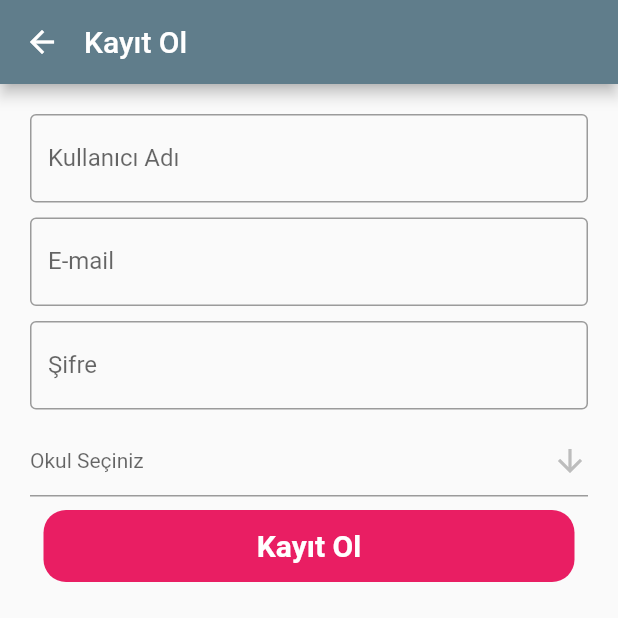
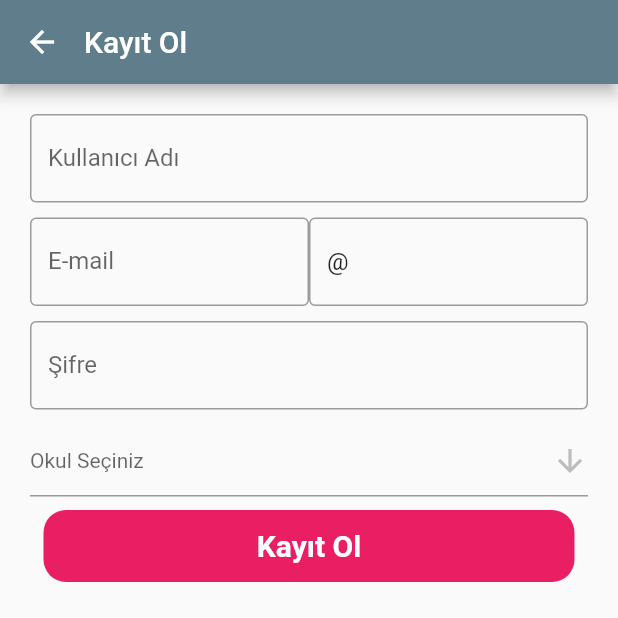
Before and after one commit to burhanelgun/kampusell-mobile, a Flutter app: the SignUpScreen screen opened by its route, after a tap on "Kayıt Ol", on a phone screen of 412 x 824 dp, the top half of it. Run offline on Flutter 3.47's test engine with Material 2 defaults, Android fonts, the phone set to English and light mode, and no system bars; our stand-ins replace firebase_database, firebase_storage, flutter_secure_storage, image_picker; accounts and stored records are empty; network calls fail.

Commit message:
Change my messeages page color and add automatically university email

```diff
--- a/lib/states/_SignInState.dart
+++ b/lib/states/_SignInState.dart
@@ -58,6 +58,7 @@ class SignInState extends State<SignInScreen> {
                             ),
                             SizedBox(height: 10),
                             TextFormField(
+                              obscureText: true,
                               validator: (value) {
                                 if (value.isEmpty) {
                                   return 'Lütfen bir değer giriniz';
--- a/lib/states/_SignUpState.dart
+++ b/lib/states/_SignUpState.dart
@@ -16,7 +16,8 @@ class SignUpState extends State<SignUpScreen> {
   final _formKey = GlobalKey<FormState>();
   final List<Category> categories = Category.fetchAll();
   final usernameController = TextEditingController();
-  final emailController = TextEditingController();
+  TextEditingController emailController = TextEditingController();
+  TextEditingController universityController = TextEditingController(text: "@");
   final passwordController = TextEditingController();
   List<University> universities = new List<University>();
   University selectedUniversity = null;
@@ -92,7 +93,10 @@ class SignUpState extends State<SignUpScreen> {
                             controller: usernameController,
                           ),
                           SizedBox(height: 10),
-                          TextFormField(
+                          Row(
+                            children: <Widget>[
+                              Expanded(
+                                child:   TextFormField(
                                   validator: (value) {
                                     if (value.isEmpty) {
                                       return 'Lütfen bir değer girinizt';
@@ -103,9 +107,31 @@ class SignUpState extends State<SignUpScreen> {
                                       border: OutlineInputBorder(),
                                       labelText: 'E-mail'),
                                   controller: emailController,
+                                ) ,
                               ),
+                              Expanded(
+                                child:   TextFormField(
+                                  enabled: true,
+                                  validator: (value) {
+                                    if (value.isEmpty) {
+                                      return 'Lütfen bir değer girinizt';
+                                    }
+                                    return null;
+                                  },
+                                  decoration: InputDecoration(
+                                      border: OutlineInputBorder(),
+                                     ),
+                                  controller: universityController,
+                                ) ,
+                              )
+
+
+                            ],
+                          ),
+
                           SizedBox(height: 10),
                           TextFormField(
+                            obscureText: true,
                             validator: (value) {
                               if (value.isEmpty) {
                                 return 'Lütfen bir değer giriniz';
@@ -130,6 +156,7 @@ class SignUpState extends State<SignUpScreen> {
                             onChanged: (University newUniversity) {
                               setState(() {
                                 selectedUniversity = newUniversity;
+                                universityController..text = "@"+selectedUniversity.email;
                               });
                             },
                             items: universities
@@ -178,8 +205,9 @@ class SignUpState extends State<SignUpScreen> {
 
   _onSignUpButtonClick(BuildContext context) async {
     //Initialize signup-form
+    print("emailController.text+universityController.text:"+emailController.text+universityController.text);
     SignUpForm signUpForm = new SignUpForm(usernameController.text,
-        emailController.text, passwordController.text, selectedUniversity);
+        emailController.text+universityController.text, passwordController.text, selectedUniversity);
 
     http.Response data;
 
```
Also changed, not shown: lib/states/_MyMessagesState.dart (+2 -9 lines). Lines whose indentation alone changed are shown as unchanged.
